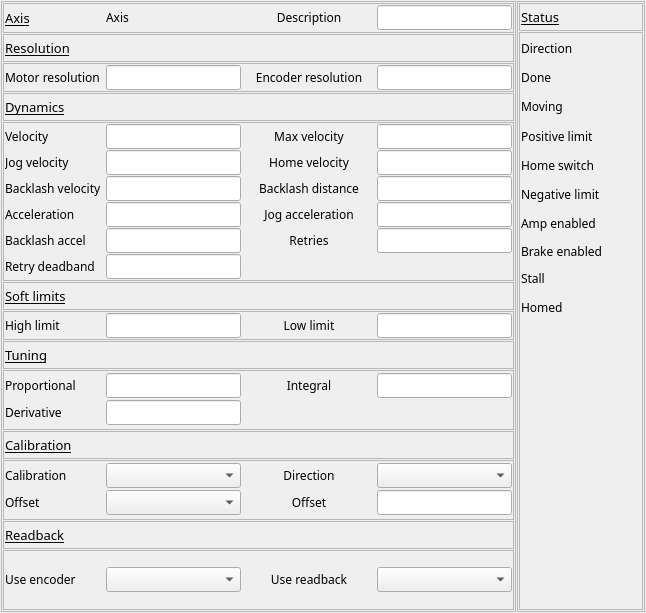
Before: the Qt Designer form 3-6/GalilSup/op/ui/galil_motor_settings.ui in motorapp/Galil, drawn with Qt 5.
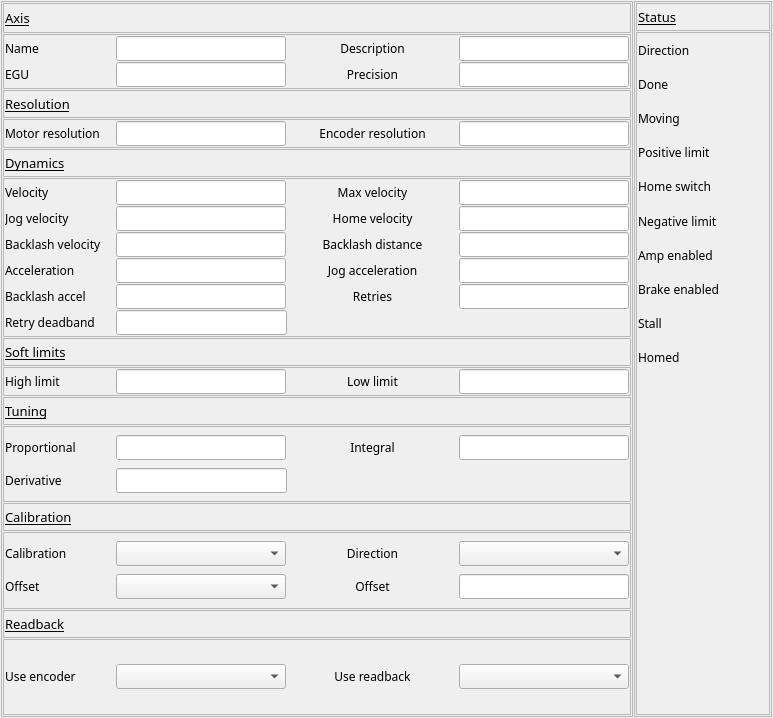
After: the same form once the commit is applied. Custom widgets are drawn as their Qt base class.

Commit message: Alter output compare start and increment/delta now specified in user coordinates Alter homing check so that custom home code can enable/disable limits Fix output compare increment calculation Add driver version number Alter set_biss so that it's windows compatible Add iocShell function GalilReplaceHomeCode - Replace generated axis home with custom home code

Diff of the .ui file:
```diff
--- a/3-6/GalilSup/op/ui/galil_motor_settings.ui
+++ b/3-6/GalilSup/op/ui/galil_motor_settings.ui
@@ -6,8 +6,8 @@
    <rect>
     <x>0</x>
     <y>0</y>
-    <width>646</width>
-    <height>613</height>
+    <width>773</width>
+    <height>718</height>
    </rect>
   </property>
   <property name="windowTitle">
@@ -21,7 +21,7 @@
     <number>1</number>
    </property>
    <item>
-    <layout class="QHBoxLayout" name="horizontalLayout_7">
+    <layout class="QHBoxLayout" name="horizontalLayout_7" stretch="0,0">
      <property name="spacing">
       <number>1</number>
      </property>
@@ -68,7 +68,7 @@
             <number>1</number>
            </property>
            <item>
-            <layout class="QHBoxLayout" name="horizontalLayout_20" stretch="1,1,1,1">
+            <layout class="QHBoxLayout" name="horizontalLayout_20" stretch="1,0">
              <property name="spacing">
               <number>1</number>
              </property>
@@ -82,7 +82,7 @@
                </property>
                <property name="minimumSize">
                 <size>
-                 <width>100</width>
+                 <width>110</width>
                  <height>0</height>
                 </size>
                </property>
@@ -99,7 +99,75 @@
               </widget>
              </item>
              <item>
-              <widget class="QELabel" name="qelabel_4">
+              <spacer name="horizontalSpacer">
+               <property name="orientation">
+                <enum>Qt::Horizontal</enum>
+               </property>
+               <property name="sizeHint" stdset="0">
+                <size>
+                 <width>40</width>
+                 <height>20</height>
+                </size>
+               </property>
+              </spacer>
+             </item>
+            </layout>
+           </item>
+          </layout>
+         </widget>
+        </item>
+        <item>
+         <layout class="QVBoxLayout" name="verticalLayout_12">
+          <property name="spacing">
+           <number>1</number>
+          </property>
+          <item>
+           <widget class="QFrame" name="frame_18">
+            <property name="frameShape">
+             <enum>QFrame::StyledPanel</enum>
+            </property>
+            <property name="frameShadow">
+             <enum>QFrame::Raised</enum>
+            </property>
+            <layout class="QVBoxLayout" name="verticalLayout_27">
+             <property name="spacing">
+              <number>1</number>
+             </property>
+             <property name="margin">
+              <number>1</number>
+             </property>
+             <item>
+              <layout class="QHBoxLayout" name="horizontalLayout_34" stretch="1,1,1,1">
+               <property name="spacing">
+                <number>1</number>
+               </property>
+               <item>
+                <widget class="QLabel" name="label_54">
+                 <property name="sizePolicy">
+                  <sizepolicy hsizetype="Fixed" vsizetype="Preferred">
+                   <horstretch>0</horstretch>
+                   <verstretch>0</verstretch>
+                  </sizepolicy>
+                 </property>
+                 <property name="minimumSize">
+                  <size>
+                   <width>110</width>
+                   <height>0</height>
+                  </size>
+                 </property>
+                 <property name="font">
+                  <font>
+                   <family>Abyssinica SIL</family>
+                   <pointsize>9</pointsize>
+                  </font>
+                 </property>
+                 <property name="text">
+                  <string>Name</string>
+                 </property>
+                </widget>
+               </item>
+               <item>
+                <widget class="QELineEdit" name="qelineedit_30">
                <property name="sizePolicy">
                 <sizepolicy hsizetype="Minimum" vsizetype="Fixed">
                  <horstretch>0</horstretch>
@@ -109,7 +177,7 @@
                <property name="minimumSize">
                 <size>
                  <width>0</width>
-                 <height>0</height>
+                   <height>1</height>
                 </size>
                </property>
                <property name="font">
@@ -121,25 +189,19 @@
                <property name="variable" stdset="0">
                 <string>$(DMC)$(M).NAME</string>
                </property>
-               <property name="text">
-                <string>Axis</string>
+                 <property name="addUnits">
+                  <bool>true</bool>
                </property>
               </widget>
              </item>
              <item>
-              <widget class="QLabel" name="label_15">
+                <widget class="QLabel" name="label_55">
                <property name="sizePolicy">
                 <sizepolicy hsizetype="Preferred" vsizetype="Preferred">
                  <horstretch>0</horstretch>
                  <verstretch>0</verstretch>
                 </sizepolicy>
                </property>
-               <property name="minimumSize">
-                <size>
-                 <width>100</width>
-                 <height>0</height>
-                </size>
-               </property>
                <property name="font">
                 <font>
                  <family>Abyssinica SIL</family>
@@ -155,7 +217,7 @@
               </widget>
              </item>
              <item>
-              <widget class="QELineEdit" name="qelineedit_13">
+                <widget class="QELineEdit" name="qelineedit_31">
                <property name="sizePolicy">
                 <sizepolicy hsizetype="Minimum" vsizetype="Fixed">
                  <horstretch>0</horstretch>
@@ -165,7 +227,7 @@
                <property name="minimumSize">
                 <size>
                  <width>0</width>
-                 <height>0</height>
+                   <height>1</height>
                 </size>
                </property>
                <property name="font">
@@ -180,15 +242,126 @@
               </widget>
              </item>
             </layout>
-           </item>
-          </layout>
-         </widget>
         </item>
         <item>
-         <layout class="QVBoxLayout" name="verticalLayout_12">
+              <layout class="QHBoxLayout" name="horizontalLayout_35" stretch="1,1,1,1">
           <property name="spacing">
            <number>1</number>
           </property>
+               <item>
+                <widget class="QLabel" name="label_51">
+                 <property name="sizePolicy">
+                  <sizepolicy hsizetype="Fixed" vsizetype="Preferred">
+                   <horstretch>0</horstretch>
+                   <verstretch>0</verstretch>
+                  </sizepolicy>
+                 </property>
+                 <property name="minimumSize">
+                  <size>
+                   <width>110</width>
+                   <height>0</height>
+                  </size>
+                 </property>
+                 <property name="font">
+                  <font>
+                   <family>Abyssinica SIL</family>
+                   <pointsize>9</pointsize>
+                  </font>
+                 </property>
+                 <property name="text">
+                  <string>EGU</string>
+                 </property>
+                </widget>
+               </item>
+               <item>
+                <widget class="QELineEdit" name="qelineedit_26">
+                 <property name="sizePolicy">
+                  <sizepolicy hsizetype="Minimum" vsizetype="Fixed">
+                   <horstretch>0</horstretch>
+                   <verstretch>0</verstretch>
+                  </sizepolicy>
+                 </property>
+                 <property name="minimumSize">
+                  <size>
+                   <width>0</width>
+                   <height>1</height>
+                  </size>
+                 </property>
+                 <property name="font">
+                  <font>
+                   <family>Abyssinica SIL</family>
+                   <pointsize>9</pointsize>
+                  </font>
+                 </property>
+                 <property name="variable" stdset="0">
+                  <string>$(DMC)$(M).EGU</string>
+                 </property>
+                 <property name="addUnits">
+                  <bool>true</bool>
+                 </property>
+                </widget>
+               </item>
+               <item>
+                <widget class="QLabel" name="label_49">
+                 <property name="sizePolicy">
+                  <sizepolicy hsizetype="Preferred" vsizetype="Preferred">
+                   <horstretch>0</horstretch>
+                   <verstretch>0</verstretch>
+                  </sizepolicy>
+                 </property>
+                 <property name="minimumSize">
+                  <size>
+                   <width>110</width>
+                   <height>0</height>
+                  </size>
+                 </property>
+                 <property name="font">
+                  <font>
+                   <family>Abyssinica SIL</family>
+                   <pointsize>9</pointsize>
+                  </font>
+                 </property>
+                 <property name="text">
+                  <string>Precision</string>
+                 </property>
+                 <property name="alignment">
+                  <set>Qt::AlignCenter</set>
+                 </property>
+                </widget>
+               </item>
+               <item>
+                <widget class="QELineEdit" name="qelineedit_23">
+                 <property name="sizePolicy">
+                  <sizepolicy hsizetype="Minimum" vsizetype="Fixed">
+                   <horstretch>0</horstretch>
+                   <verstretch>0</verstretch>
+                  </sizepolicy>
+                 </property>
+                 <property name="minimumSize">
+                  <size>
+                   <width>0</width>
+                   <height>1</height>
+                  </size>
+                 </property>
+                 <property name="font">
+                  <font>
+                   <family>Abyssinica SIL</family>
+                   <pointsize>9</pointsize>
+                  </font>
+                 </property>
+                 <property name="variable" stdset="0">
+                  <string>$(DMC)$(M).PREC</string>
+                 </property>
+                 <property name="addUnits">
+                  <bool>false</bool>
+                 </property>
+                </widget>
+               </item>
+              </layout>
+             </item>
+            </layout>
+           </widget>
+          </item>
           <item>
            <layout class="QVBoxLayout" name="verticalLayout_3">
             <property name="spacing">
@@ -230,7 +403,7 @@
                    </property>
                    <property name="minimumSize">
                     <size>
-                     <width>100</width>
+                     <width>110</width>
                      <height>0</height>
                     </size>
                    </property>
@@ -297,7 +470,7 @@
                    </property>
                    <property name="minimumSize">
                     <size>
-                     <width>100</width>
+                     <width>110</width>
                      <height>0</height>
                     </size>
                    </property>
@@ -322,7 +495,7 @@
                    </property>
                    <property name="minimumSize">
                     <size>
-                     <width>80</width>
+                     <width>0</width>
                      <height>1</height>
                     </size>
                    </property>
@@ -438,7 +611,7 @@
                    </property>
                    <property name="minimumSize">
                     <size>
-                     <width>100</width>
+                     <width>110</width>
                      <height>0</height>
                     </size>
                    </property>
@@ -494,7 +667,7 @@
                 <number>1</number>
                </property>
                <item>
-                <layout class="QHBoxLayout" name="horizontalLayout_2">
+                <layout class="QHBoxLayout" name="horizontalLayout_2" stretch="0,0,0,0">
                  <property name="spacing">
                   <number>1</number>
                  </property>
@@ -508,7 +681,7 @@
                    </property>
                    <property name="minimumSize">
                     <size>
-                     <width>100</width>
+                     <width>110</width>
                      <height>0</height>
                     </size>
                    </property>
@@ -618,7 +791,7 @@
                    </property>
                    <property name="minimumSize">
                     <size>
-                     <width>100</width>
+                     <width>110</width>
                      <height>0</height>
                     </size>
                    </property>
@@ -728,7 +901,7 @@
                    </property>
                    <property name="minimumSize">
                     <size>
-                     <width>100</width>
+                     <width>110</width>
                      <height>0</height>
                     </size>
                    </property>
@@ -779,6 +952,12 @@
                      <verstretch>0</verstretch>
                     </sizepolicy>
                    </property>
+                   <property name="minimumSize">
+                    <size>
+                     <width>0</width>
+                     <height>1</height>
+                    </size>
+                   </property>
                    <property name="font">
                     <font>
                      <family>Abyssinica SIL</family>
@@ -838,7 +1017,7 @@
                    </property>
                    <property name="minimumSize">
                     <size>
-                     <width>100</width>
+                     <width>110</width>
                      <height>0</height>
                     </size>
                    </property>
@@ -889,6 +1068,12 @@
                      <verstretch>0</verstretch>
                     </sizepolicy>
                    </property>
+                   <property name="minimumSize">
+                    <size>
+                     <width>0</width>
+                     <height>1</height>
+                    </size>
+                   </property>
                    <property name="font">
                     <font>
                      <family>Abyssinica SIL</family>
@@ -948,7 +1133,7 @@
                    </property>
                    <property name="minimumSize">
                     <size>
-                     <width>100</width>
+                     <width>110</width>
                      <height>1</height>
                     </size>
                    </property>
@@ -1001,7 +1186,7 @@
                    </property>
                    <property name="minimumSize">
                     <size>
-                     <width>1</width>
+                     <width>0</width>
                      <height>1</height>
                     </size>
                    </property>
@@ -1064,7 +1249,7 @@
                    </property>
                    <property name="minimumSize">
                     <size>
-                     <width>100</width>
+                     <width>110</width>
                      <height>1</height>
                     </size>
                    </property>
@@ -1181,7 +1366,7 @@
                    </property>
                    <property name="minimumSize">
                     <size>
-                     <width>100</width>
+                     <width>110</width>
                      <height>0</height>
                     </size>
                    </property>
@@ -1245,7 +1430,7 @@
                    </property>
                    <property name="minimumSize">
                     <size>
-                     <width>100</width>
+                     <width>110</width>
                      <height>0</height>
                     </size>
                    </property>
@@ -1388,7 +1573,7 @@
                  </property>
                  <property name="minimumSize">
                   <size>
-                   <width>100</width>
+                   <width>110</width>
                    <height>0</height>
                   </size>
                  </property>
@@ -1452,7 +1637,7 @@
                  </property>
                  <property name="minimumSize">
                   <size>
-                   <width>100</width>
+                   <width>110</width>
                    <height>0</height>
                   </size>
                  </property>
@@ -1562,7 +1747,7 @@
                  </property>
                  <property name="minimumSize">
                   <size>
-                   <width>100</width>
+                   <width>110</width>
                    <height>0</height>
                   </size>
                  </property>
@@ -1679,7 +1864,7 @@
                  </property>
                  <property name="minimumSize">
                   <size>
-                   <width>100</width>
+                   <width>110</width>
                    <height>0</height>
                   </size>
                  </property>
@@ -1743,7 +1928,7 @@
                  </property>
                  <property name="minimumSize">
                   <size>
-                   <width>100</width>
+                   <width>110</width>
                    <height>0</height>
                   </size>
                  </property>
@@ -1862,7 +2047,7 @@
                  </property>
                  <property name="minimumSize">
                   <size>
-                   <width>100</width>
+                   <width>110</width>
                    <height>0</height>
                   </size>
                  </property>
@@ -2009,7 +2194,7 @@
                  </property>
                  <property name="minimumSize">
                   <size>
-                   <width>100</width>
+                   <width>110</width>
                    <height>0</height>
                   </size>
                  </property>
@@ -2073,7 +2258,7 @@
                  </property>
                  <property name="minimumSize">
                   <size>
-                   <width>100</width>
+                   <width>110</width>
                    <height>0</height>
                   </size>
                  </property>
@@ -2227,7 +2412,7 @@
                </property>
                <property name="minimumSize">
                 <size>
-                 <width>80</width>
+                 <width>90</width>
                  <height>24</height>
                 </size>
                </property>
@@ -2280,7 +2465,7 @@
             <number>1</number>
            </property>
            <item>
-            <layout class="QVBoxLayout" name="verticalLayout_19" stretch="3,3,3,3,3,3,3,0,3,3">
+            <layout class="QVBoxLayout" name="verticalLayout_19" stretch="3,3,3,3,3,3,3,3,3,3">
              <property name="spacing">
               <number>1</number>
              </property>
@@ -2299,7 +2484,7 @@
                  </property>
                  <property name="minimumSize">
                   <size>
-                   <width>80</width>
+                   <width>90</width>
                    <height>24</height>
                   </size>
                  </property>
@@ -2341,7 +2526,7 @@
                  </property>
                  <property name="minimumSize">
                   <size>
-                   <width>80</width>
+                   <width>90</width>
                    <height>24</height>
                   </size>
                  </property>
@@ -2386,7 +2571,7 @@
                  </property>
                  <property name="minimumSize">
                   <size>
-                   <width>80</width>
+                   <width>90</width>
                    <height>24</height>
                   </size>
                  </property>
@@ -2431,7 +2616,7 @@
                  </property>
                  <property name="minimumSize">
                   <size>
-                   <width>80</width>
+                   <width>90</width>
                    <height>24</height>
                   </size>
                  </property>
@@ -2476,7 +2661,7 @@
                  </property>
                  <property name="minimumSize">
                   <size>
-                   <width>80</width>
+                   <width>90</width>
                    <height>24</height>
                   </size>
                  </property>
@@ -2521,7 +2706,7 @@
                  </property>
                  <property name="minimumSize">
                   <size>
-                   <width>80</width>
+                   <width>90</width>
                    <height>24</height>
                   </size>
                  </property>
@@ -2566,7 +2751,7 @@
                  </property>
                  <property name="minimumSize">
                   <size>
-                   <width>80</width>
+                   <width>90</width>
                    <height>24</height>
                   </size>
                  </property>
@@ -2611,7 +2796,7 @@
                  </property>
                  <property name="minimumSize">
                   <size>
-                   <width>80</width>
+                   <width>90</width>
                    <height>24</height>
                   </size>
                  </property>
@@ -2642,7 +2827,7 @@
               </layout>
              </item>
              <item>
-              <layout class="QHBoxLayout" name="horizontalLayout_18">
+              <layout class="QHBoxLayout" name="horizontalLayout_18" stretch="0,0">
                <property name="spacing">
                 <number>1</number>
                </property>
@@ -2656,7 +2841,7 @@
                  </property>
                  <property name="minimumSize">
                   <size>
-                   <width>80</width>
+                   <width>90</width>
                    <height>24</height>
                   </size>
                  </property>
@@ -2701,7 +2886,7 @@
                  </property>
                  <property name="minimumSize">
                   <size>
-                   <width>80</width>
+                   <width>90</width>
                    <height>24</height>
                   </size>
                  </property>
@@ -2767,11 +2952,6 @@
    <extends>QComboBox</extends>
    <header>QEComboBox.h</header>
   </customwidget>
-  <customwidget>
-   <class>QELabel</class>
-   <extends>QLabel</extends>
-   <header>QELabel.h</header>
-  </customwidget>
   <customwidget>
    <class>QELineEdit</class>
    <extends>QLineEdit</extends>
```
Left out of the diff: 3 changed lines with no effect on the pictures. Lines whose indentation alone changed are shown as unchanged. The commit also changes 17 other files.
